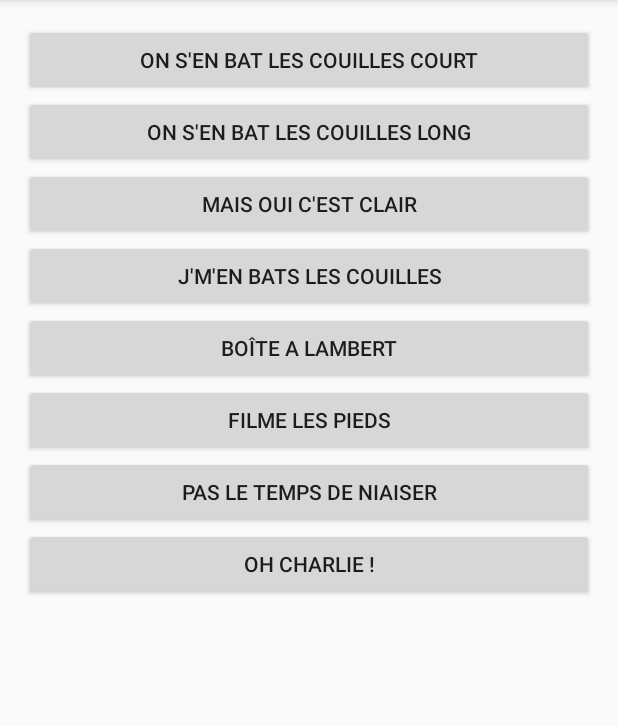
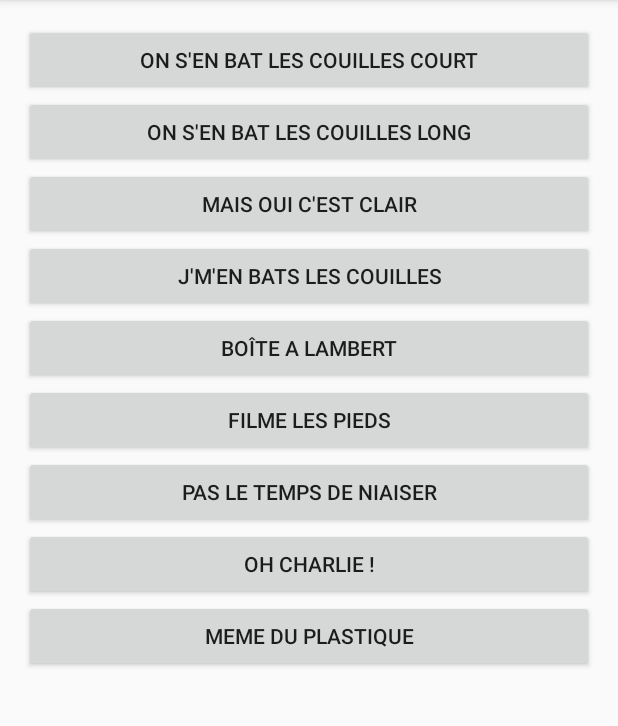
Before and after one commit to MatthieuCotton/SoundBox, an Android app: the screen it shows after launch (MainActivity), on a phone screen of 412 x 824 dp, the part 84-810 px from its top. Run offline under Robolectric (Android 15) with nearby library versions, the phone set to English and light mode, and no system bars.

Commit message:
ajout meme du plastique

```diff
--- a/app/src/main/java/com/orange/matthieu/soudbox/MainActivity.java
+++ b/app/src/main/java/com/orange/matthieu/soudbox/MainActivity.java
@@ -88,7 +88,9 @@ public class MainActivity extends AppCompatActivity implements View.OnClickListe
                 mMediaPlayer = MediaPlayer.create(this, R.raw.ohcharlie);
                 mMediaPlayer.start();
                 break;
-
+            case R.id.memeDuPlastique:
+                mMediaPlayer = MediaPlayer.create(this, R.raw.memeduplastique);
+                mMediaPlayer.start();
         }
 
     }
@@ -103,6 +105,7 @@ public class MainActivity extends AppCompatActivity implements View.OnClickListe
         Button btnFilmLesPieds;
         Button btnPasltps;
         Button btnCharlie;
+        Button btnPlastique;
 
         btnOnSenBatLesCouillesCourt = (Button) findViewById(R.id.onSenBatLesCouillesCourt);
         btnMalou = (Button) findViewById(R.id.Malou);
@@ -112,6 +115,7 @@ public class MainActivity extends AppCompatActivity implements View.OnClickListe
         btnFilmLesPieds = (Button) findViewById(R.id.filmLesPieds);
         btnPasltps = (Button) findViewById(R.id.pasltps);
         btnCharlie = (Button) findViewById(R.id.charlie);
+        btnPlastique = (Button) findViewById(R.id.memeDuPlastique);
 
         btnOnSenBatLesCouillesCourt.setOnClickListener(this);
         btnMalou.setOnClickListener(this);
@@ -121,6 +125,7 @@ public class MainActivity extends AppCompatActivity implements View.OnClickListe
         btnFilmLesPieds.setOnClickListener(this);
         btnPasltps.setOnClickListener(this);
         btnCharlie.setOnClickListener(this);
+        btnPlastique.setOnClickListener(this);
     }
 
 }
--- a/app/src/main/res/layout/content_main.xml
+++ b/app/src/main/res/layout/content_main.xml
@@ -70,6 +70,11 @@
                 android:text="@string/charlie"
                 android:id="@+id/charlie" />
 
+            <Button
+                android:layout_width="match_parent"
+                android:layout_height="wrap_content"
+                android:text="@string/plastique"
+                android:id="@+id/memeDuPlastique" />
 
         </LinearLayout>
 
--- a/app/src/main/res/values/strings.xml
+++ b/app/src/main/res/values/strings.xml
@@ -9,4 +9,5 @@
     <string name="filmLesPieds">Filme les pieds</string>
     <string name="pasLeTempsDeNiaiser">Pas le temps de niaiser</string>
     <string name="charlie">Oh Charlie !</string>
+    <string name="plastique">Meme du plastique</string>
 </resources>
```
Also changed, not shown: 2 other files.
